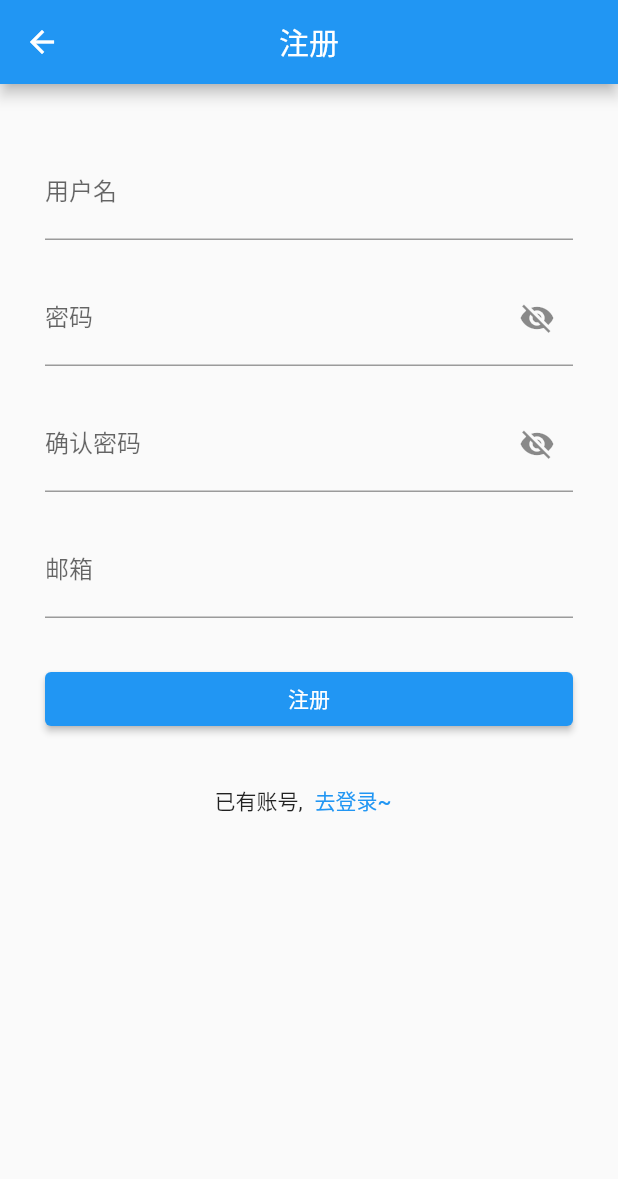
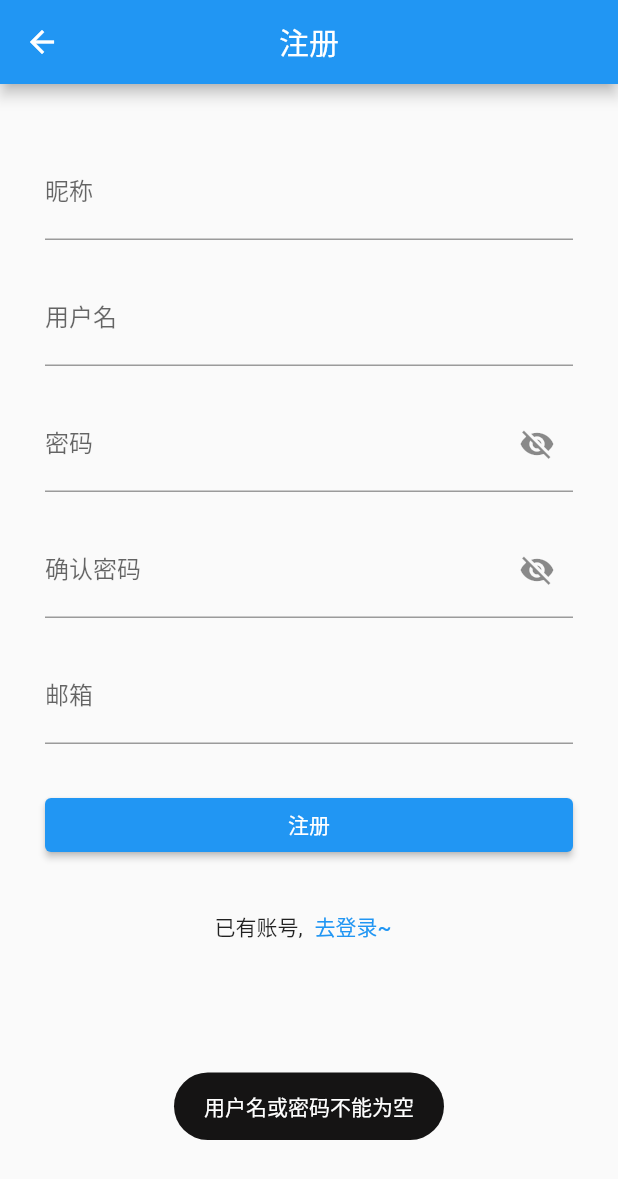
Before and after one commit to 2585570153/fictionapp, a Flutter app: the RegisterPage screen opened by its route, after a tap on "注册", on a phone screen of 412 x 824 dp. Shown: the top 1179 px of the screen. Run offline on Flutter 3.47's test engine with Material 2 defaults, Android fonts, the phone set to English and light mode, and no system bars; our stand-ins replace cached_network_image, dio, fluro, flutter_swiper_null_safety, fluttertoast; network calls fail.

Commit message:
增加dio库封装

```diff
--- a/lib/application.dart
+++ b/lib/application.dart
@@ -1,6 +1,5 @@
 
 import 'package:fictionapp/pages/home/home_page.dart';
-import 'package:fictionapp/routes/global.dart';
 
 import 'package:flutter/material.dart';
 
--- a/lib/pages/login/register_page.dart
+++ b/lib/pages/login/register_page.dart
@@ -1,4 +1,11 @@
+import 'dart:convert';
+
+import 'package:fictionapp/util/dio_http.dart';
+import 'package:fictionapp/util/string_util.dart';
 import 'package:flutter/material.dart';
+
+import '../../util/toast_util.dart';
+
 class RegisterPage extends StatefulWidget {
   const RegisterPage({super.key});
 
@@ -7,8 +14,37 @@ class RegisterPage extends StatefulWidget {
 }
 
 class _RegisterPageState extends State<RegisterPage> {
+  bool showPassword = false;
+  var usernameController = TextEditingController();
+  var passwordController = TextEditingController();
+  var repeatPasswordController = TextEditingController();
+  var emailController = TextEditingController();
+  var nicknameController = TextEditingController();
 
-      bool showPassword = false;
+  _registerHandler() async {
+    var username = usernameController.text;
+    var password = passwordController.text;
+    var repeatPassword = repeatPasswordController.text;
+    var email = emailController.text;
+    var nickname = nicknameController.text;
+    if (password != repeatPassword) {
+      return ToastUtil.showShortToast("两次输入的密码不一致");
+    }
+    if (StringUtil.stringIsNullOrEmpty(username) ||
+        StringUtil.stringIsNullOrEmpty(password)) {
+      return ToastUtil.showShortToast("用户名或密码不能为空");
+    }
+    const url = '/user/register';
+    var params = {
+      'nickname': nickname,
+      'username': username,
+      'password': password,
+      'email': email,
+    };
+    var result = await DioHttp.of(context).post(url, params);
+    var resString = json.decode(result.toString());
+    ToastUtil.showShortToast(resString['msg']);
+  }
 
   @override
   // ignore: dead_code
@@ -22,12 +58,20 @@ class _RegisterPageState extends State<RegisterPage> {
           minimum: EdgeInsets.all(30),
           child: ListView(
             children: <Widget>[
-              SizedBox( height: 10.0),
+              SizedBox(height: 10.0),
               TextField(
-                decoration: InputDecoration(labelText: '用户名', hintText: '请输入用户名'),
+                controller: nicknameController, //获取用户输入的值
+                decoration: InputDecoration(labelText: '昵称', hintText: '请输入昵称'),
               ),
-              SizedBox( height: 20.0),
+              SizedBox(height: 20.0),
               TextField(
+                controller: usernameController, //获取用户输入的值
+                decoration:
+                    InputDecoration(labelText: '用户名', hintText: '请输入用户名'),
+              ),
+              SizedBox(height: 20.0),
+              TextField(
+                controller: passwordController,
                 obscureText: !showPassword,
                 decoration: InputDecoration(
                   labelText: '密码',
@@ -36,18 +80,19 @@ class _RegisterPageState extends State<RegisterPage> {
                     icon: Icon(
                       // 显示密码按钮
                       // ignore: dead_code
-                      showPassword? Icons.visibility : Icons.visibility_off,
+                      showPassword ? Icons.visibility : Icons.visibility_off,
                     ),
                     onPressed: () {
                       setState(() {
-                        showPassword =!showPassword;
+                        showPassword = !showPassword;
                       });
                     },
                   ),
-                  ),
+                ),
               ),
-              SizedBox( height: 20.0),
+              SizedBox(height: 20.0),
               TextField(
+                controller: repeatPasswordController,
                 obscureText: !showPassword,
                 decoration: InputDecoration(
                   labelText: '确认密码',
@@ -56,28 +101,29 @@ class _RegisterPageState extends State<RegisterPage> {
                     icon: Icon(
                       // 显示密码按钮
                       // ignore: dead_code
-                      showPassword? Icons.visibility : Icons.visibility_off,
+                      showPassword ? Icons.visibility : Icons.visibility_off,
                     ),
                     onPressed: () {
                       setState(() {
-                        showPassword =!showPassword;
+                        showPassword = !showPassword;
                       });
                     },
                   ),
-                  ),
+                ),
               ),
-              SizedBox( height: 20.0),
+              SizedBox(height: 20.0),
               TextField(
+                controller: emailController,
                 decoration: InputDecoration(labelText: '邮箱', hintText: '请输入邮箱'),
               ),
-              SizedBox( height: 30.0),
+              SizedBox(height: 30.0),
               ElevatedButton(
                 onPressed: () {
-                  // 按钮点击逻辑
+                  _registerHandler();
                 },
                 child: Text('注册'),
               ),
-              SizedBox( height: 20.0),
+              SizedBox(height: 20.0),
               Row(
                 mainAxisAlignment: MainAxisAlignment.center, // 水平居中
                 children: <Widget>[
--- /dev/null
+++ b/lib/util/string_util.dart
@@ -0,0 +1,6 @@
+class StringUtil {
+  static bool stringIsNullOrEmpty(String string) {
+    if (string == null||string == "") return true;
+    return false;
+  }
+}
--- /dev/null
+++ b/lib/util/toast_util.dart
@@ -0,0 +1,16 @@
+
+import 'package:flutter/material.dart';
+import 'package:fluttertoast/fluttertoast.dart';
+
+class ToastUtil {
+  static void showShortToast(String message) {
+    Fluttertoast.showToast(
+      msg: message,
+      toastLength: Toast.LENGTH_SHORT,
+      gravity: ToastGravity.BOTTOM,
+      timeInSecForIosWeb: 1,
+      backgroundColor: const Color.fromARGB(255, 21, 20, 20),
+      textColor: Colors.white,
+    );
+  }
+}
--- a/pubspec.yaml
+++ b/pubspec.yaml
@@ -33,6 +33,8 @@ dependencies:
   fluro: "^2.0.1"
   flutter_swiper_null_safety: ^1.0.2
   cached_network_image: ^3.2.3
+  dio: ^5.3.2
+  fluttertoast: ^8.2.2
 
   # The following adds the Cupertino Icons font to your application.
   # Use with the CupertinoIcons class for iOS style icons.
```
Also changed, not shown: lib/entity/fiction.dart (added, +8 -0 lines), lib/pages/bookstore/bookstore.dart (+8 -7 lines), lib/pages/bookstore/home_recommend.dart (renamed from lib/widgets/home_recommend.dart, +14 -9 lines), lib/util/dio_http.dart (added, +47 -0 lines), pubspec.lock, 1 other file.
